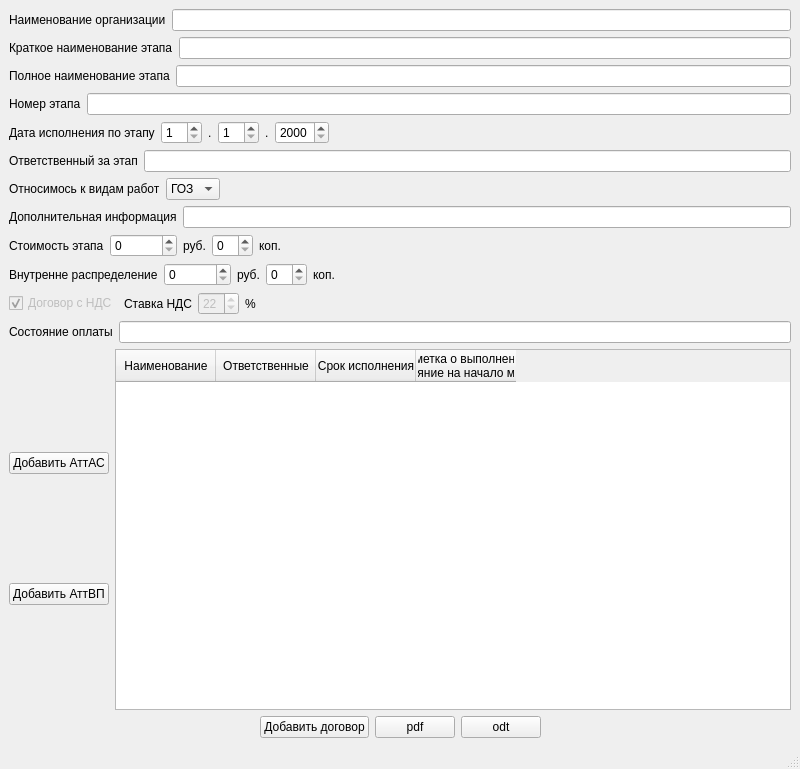
Old version of the form prilogenie/addstage.ui in the repository parlamentyor/auto_correct_plan.
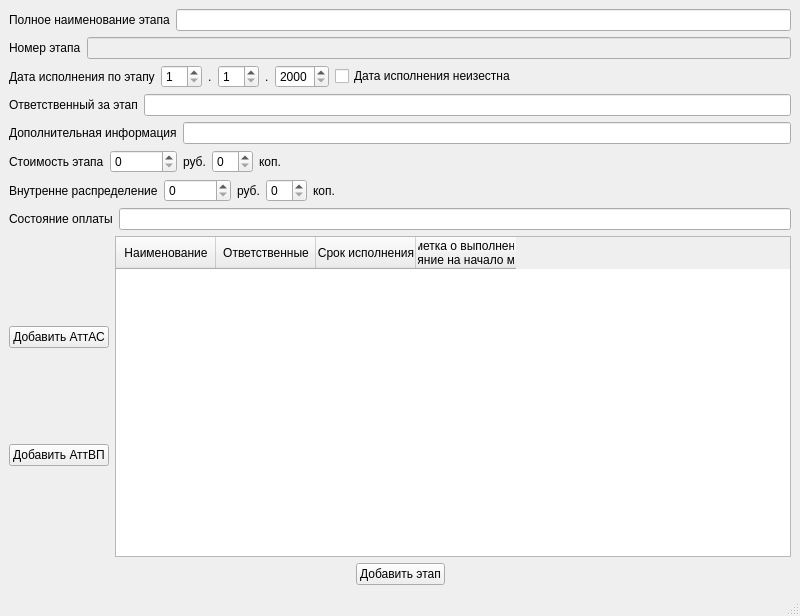
New version of the form.

```diff
--- a/prilogenie/addstage.ui
+++ b/prilogenie/addstage.ui
@@ -7,7 +7,7 @@
     <x>0</x>
     <y>0</y>
     <width>800</width>
-    <height>769</height>
+    <height>616</height>
    </rect>
   </property>
   <property name="windowTitle">
@@ -15,42 +15,6 @@
   </property>
   <widget class="QWidget" name="centralwidget">
    <layout class="QVBoxLayout" name="verticalLayout_2">
-    <item>
-     <layout class="QHBoxLayout" name="horizontalLayout_5">
-      <item>
-       <widget class="QLabel" name="lb_name_organization">
-        <property name="text">
-         <string>Наименование организации</string>
-        </property>
-       </widget>
-      </item>
-      <item>
-       <widget class="QLineEdit" name="le_name_organization">
-        <property name="enabled">
-         <bool>true</bool>
-        </property>
-       </widget>
-      </item>
-     </layout>
-    </item>
-    <item>
-     <layout class="QHBoxLayout" name="horizontalLayout">
-      <item>
-       <widget class="QLabel" name="lb_name_short">
-        <property name="text">
-         <string>Краткое наименование этапа</string>
-        </property>
-       </widget>
-      </item>
-      <item>
-       <widget class="QLineEdit" name="le_name_short">
-        <property name="enabled">
-         <bool>true</bool>
-        </property>
-       </widget>
-      </item>
-     </layout>
-    </item>
     <item>
      <layout class="QHBoxLayout" name="horizontalLayout_2">
       <item>
@@ -81,7 +45,7 @@
       <item>
        <widget class="QLineEdit" name="le_number">
         <property name="enabled">
-         <bool>true</bool>
+         <bool>false</bool>
         </property>
        </widget>
       </item>
@@ -149,6 +113,13 @@
         </property>
        </widget>
       </item>
+      <item>
+       <widget class="QCheckBox" name="cb_with_deadline_data">
+        <property name="text">
+         <string>Дата исполнения неизестна</string>
+        </property>
+       </widget>
+      </item>
       <item>
        <spacer name="horizontalSpacer">
         <property name="orientation">
@@ -182,54 +153,6 @@
       </item>
      </layout>
     </item>
-    <item>
-     <layout class="QHBoxLayout" name="horizontalLayout_9">
-      <item>
-       <widget class="QLabel" name="lb_type_contract">
-        <property name="text">
-         <string>Относимось к видам работ</string>
-        </property>
-       </widget>
-      </item>
-      <item>
-       <widget class="QComboBox" name="cob_type_contract">
-        <item>
-         <property name="text">
-          <string>ГОЗ</string>
-         </property>
-        </item>
-        <item>
-         <property name="text">
-          <string>Атт</string>
-         </property>
-        </item>
-        <item>
-         <property name="text">
-          <string>БЭК</string>
-         </property>
-        </item>
-        <item>
-         <property name="text">
-          <string>СИ</string>
-         </property>
-        </item>
-       </widget>
-      </item>
-      <item>
-       <spacer name="horizontalSpacer_6">
-        <property name="orientation">
-         <enum>Qt::Horizontal</enum>
-        </property>
-        <property name="sizeHint" stdset="0">
-         <size>
-          <width>40</width>
-          <height>20</height>
-         </size>
-        </property>
-       </spacer>
-      </item>
-     </layout>
-    </item>
     <item>
      <layout class="QHBoxLayout" name="horizontalLayout_14">
       <item>
@@ -358,63 +281,6 @@
       </item>
      </layout>
     </item>
-    <item>
-     <layout class="QHBoxLayout" name="horizontalLayout_12">
-      <item>
-       <widget class="QCheckBox" name="chb_nds">
-        <property name="enabled">
-         <bool>false</bool>
-        </property>
-        <property name="text">
-         <string>Договор с НДС</string>
-        </property>
-        <property name="checkable">
-         <bool>true</bool>
-        </property>
-        <property name="checked">
-         <bool>true</bool>
-        </property>
-       </widget>
-      </item>
-      <item>
-       <widget class="QLabel" name="label_19">
-        <property name="text">
-         <string>Ставка НДС</string>
-        </property>
-       </widget>
-      </item>
-      <item>
-       <widget class="QSpinBox" name="sb_stavka_nds">
-        <property name="enabled">
-         <bool>false</bool>
-        </property>
-        <property name="value">
-         <number>22</number>
-        </property>
-       </widget>
-      </item>
-      <item>
-       <widget class="QLabel" name="label_20">
-        <property name="text">
-         <string>%</string>
-        </property>
-       </widget>
-      </item>
-      <item>
-       <spacer name="horizontalSpacer_5">
-        <property name="orientation">
-         <enum>Qt::Horizontal</enum>
-        </property>
-        <property name="sizeHint" stdset="0">
-         <size>
-          <width>40</width>
-          <height>20</height>
-         </size>
-        </property>
-       </spacer>
-      </item>
-     </layout>
-    </item>
     <item>
      <layout class="QHBoxLayout" name="horizontalLayout_17">
       <item>
@@ -498,27 +364,7 @@
       <item>
        <widget class="QPushButton" name="pb_add_contract">
         <property name="text">
-         <string>Добавить договор</string>
-        </property>
-       </widget>
-      </item>
-      <item>
-       <widget class="QPushButton" name="pb_pdf">
-        <property name="enabled">
-         <bool>true</bool>
-        </property>
-        <property name="text">
-         <string>pdf</string>
-        </property>
-       </widget>
-      </item>
-      <item>
-       <widget class="QPushButton" name="pb_odt">
-        <property name="enabled">
-         <bool>true</bool>
-        </property>
-        <property name="text">
-         <string>odt</string>
+         <string>Добавить этап</string>
         </property>
        </widget>
       </item>
```
Left out of the diff: 2 changed lines with no effect on the pictures.
